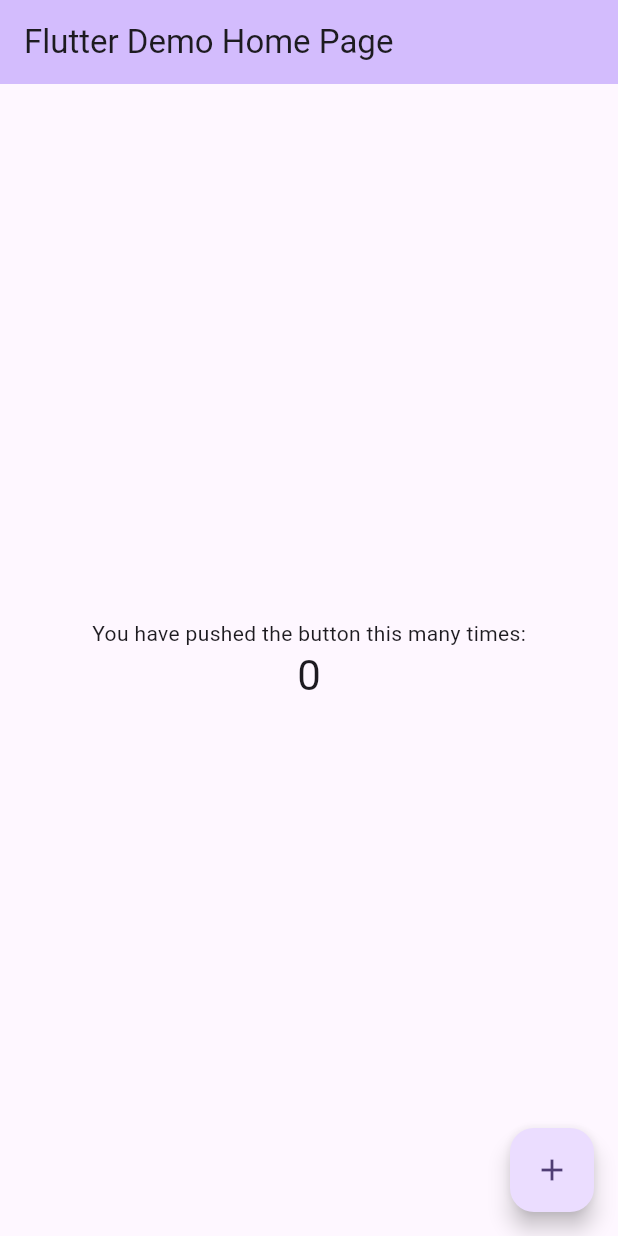
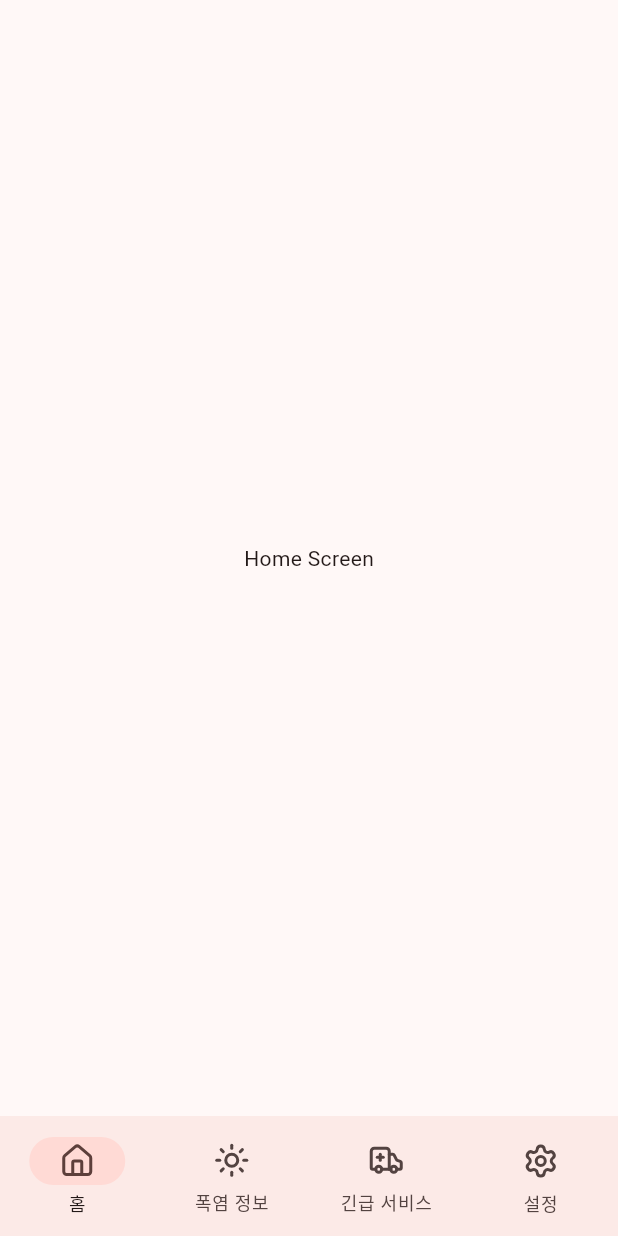
Before and after one commit to kauProjectX/dwph9988-client, a Flutter app: the screen it shows after launch, on a phone screen of 412 x 824 dp. Run offline on Flutter 3.47's test engine with Material 3 defaults, Android fonts, the phone set to English and light mode, and no system bars; our stand-ins replace lucide_icons_flutter.

```diff
--- a/lib/main.dart
+++ b/lib/main.dart
@@ -1,3 +1,4 @@
+import 'package:dwph9988/screens/app_screen.dart';
 import 'package:flutter/material.dart';
 
 void main() {
@@ -13,113 +14,10 @@ class MyApp extends StatelessWidget {
     return MaterialApp(
       title: 'Flutter Demo',
       theme: ThemeData(
-        // This is the theme of your application.
-        //
-        // TRY THIS: Try running your application with "flutter run". You'll see
-        // the application has a purple toolbar. Then, without quitting the app,
-        // try changing the seedColor in the colorScheme below to Colors.green
-        // and then invoke "hot reload" (save your changes or press the "hot
-        // reload" button in a Flutter-supported IDE, or press "r" if you used
-        // the command line to start the app).
-        //
-        // Notice that the counter didn't reset back to zero; the application
-        // state is not lost during the reload. To reset the state, use hot
-        // restart instead.
-        //
-        // This works for code too, not just values: Most code changes can be
-        // tested with just a hot reload.
-        colorScheme: ColorScheme.fromSeed(seedColor: Colors.deepPurple),
+        colorScheme: ColorScheme.fromSeed(seedColor: Colors.red),
         useMaterial3: true,
       ),
-      home: const MyHomePage(title: 'Flutter Demo Home Page'),
+      home: const AppScreen(),
     );
   }
 }
-
-class MyHomePage extends StatefulWidget {
-  const MyHomePage({super.key, required this.title});
-
-  // This widget is the home page of your application. It is stateful, meaning
-  // that it has a State object (defined below) that contains fields that affect
-  // how it looks.
-
-  // This class is the configuration for the state. It holds the values (in this
-  // case the title) provided by the parent (in this case the App widget) and
-  // used by the build method of the State. Fields in a Widget subclass are
-  // always marked "final".
-
-  final String title;
-
-  @override
-  State<MyHomePage> createState() => _MyHomePageState();
-}
-
-class _MyHomePageState extends State<MyHomePage> {
-  int _counter = 0;
-
-  void _incrementCounter() {
-    setState(() {
-      // This call to setState tells the Flutter framework that something has
-      // changed in this State, which causes it to rerun the build method below
-      // so that the display can reflect the updated values. If we changed
-      // _counter without calling setState(), then the build method would not be
-      // called again, and so nothing would appear to happen.
-      _counter++;
-    });
-  }
-
-  @override
-  Widget build(BuildContext context) {
-    // This method is rerun every time setState is called, for instance as done
-    // by the _incrementCounter method above.
-    //
-    // The Flutter framework has been optimized to make rerunning build methods
-    // fast, so that you can just rebuild anything that needs updating rather
-    // than having to individually change instances of widgets.
-    return Scaffold(
-      appBar: AppBar(
-        // TRY THIS: Try changing the color here to a specific color (to
-        // Colors.amber, perhaps?) and trigger a hot reload to see the AppBar
-        // change color while the other colors stay the same.
-        backgroundColor: Theme.of(context).colorScheme.inversePrimary,
-        // Here we take the value from the MyHomePage object that was created by
-        // the App.build method, and use it to set our appbar title.
-        title: Text(widget.title),
-      ),
-      body: Center(
-        // Center is a layout widget. It takes a single child and positions it
-        // in the middle of the parent.
-        child: Column(
-          // Column is also a layout widget. It takes a list of children and
-          // arranges them vertically. By default, it sizes itself to fit its
-          // children horizontally, and tries to be as tall as its parent.
-          //
-          // Column has various properties to control how it sizes itself and
-          // how it positions its children. Here we use mainAxisAlignment to
-          // center the children vertically; the main axis here is the vertical
-          // axis because Columns are vertical (the cross axis would be
-          // horizontal).
-          //
-          // TRY THIS: Invoke "debug painting" (choose the "Toggle Debug Paint"
-          // action in the IDE, or press "p" in the console), to see the
-          // wireframe for each widget.
-          mainAxisAlignment: MainAxisAlignment.center,
-          children: <Widget>[
-            const Text(
-              'You have pushed the button this many times:',
-            ),
-            Text(
-              '$_counter',
-              style: Theme.of(context).textTheme.headlineMedium,
-            ),
-          ],
-        ),
-      ),
-      floatingActionButton: FloatingActionButton(
-        onPressed: _incrementCounter,
-        tooltip: 'Increment',
-        child: const Icon(Icons.add),
-      ), // This trailing comma makes auto-formatting nicer for build methods.
-    );
-  }
-}
--- /dev/null
+++ b/lib/screens/app_screen.dart
@@ -0,0 +1,74 @@
+import 'package:flutter/material.dart';
+import 'package:flutter/services.dart';
+import 'package:lucide_icons_flutter/lucide_icons.dart';
+
+import 'emergency_screen.dart';
+import 'heat_info_screen.dart';
+import 'home_screen.dart';
+import 'settings_screen.dart';
+
+class AppScreen extends StatefulWidget {
+  const AppScreen({super.key});
+
+  @override
+  State<AppScreen> createState() => _AppScreenState();
+}
+
+class _AppScreenState extends State<AppScreen> {
+  int _screenIndex = 0;
+
+  final List<Widget> _screenList = [
+    const HomeScreen(),
+    Container(),
+    Container(),
+    Container(),
+  ];
+
+  @override
+  Widget build(BuildContext context) {
+    return DefaultTabController(
+      length: 4,
+      child: Scaffold(
+        body: IndexedStack(
+          index: _screenIndex,
+          children: _screenList,
+        ),
+        bottomNavigationBar: NavigationBar(
+          selectedIndex: _screenIndex,
+          onDestinationSelected: (value) {
+            if (_screenList[value] is Container) {
+              if (value == 1) {
+                _screenList[value] = const HeatInfoScreen();
+              } else if (value == 2) {
+                _screenList[value] = const EmergencyScreen();
+              } else if (value == 3) {
+                _screenList[value] = const SettingsScreen();
+              }
+            }
+
+            HapticFeedback.mediumImpact();
+            setState(() => _screenIndex = value);
+          },
+          destinations: const [
+            NavigationDestination(
+              icon: Icon(LucideIcons.house),
+              label: '홈',
+            ),
+            NavigationDestination(
+              icon: Icon(LucideIcons.sun),
+              label: '폭염 정보',
+            ),
+            NavigationDestination(
+              icon: Icon(LucideIcons.ambulance),
+              label: '긴급 서비스',
+            ),
+            NavigationDestination(
+              icon: Icon(LucideIcons.settings),
+              label: '설정',
+            ),
+          ],
+        ),
+      ),
+    );
+  }
+}
--- /dev/null
+++ b/lib/screens/home_screen.dart
@@ -0,0 +1,16 @@
+import 'package:flutter/material.dart';
+
+class HomeScreen extends StatelessWidget {
+  const HomeScreen({Key? key}) : super(key: key);
+
+  @override
+  Widget build(BuildContext context) {
+    return const Scaffold(
+      body: SafeArea(
+        child: Center(
+          child: Text('Home Screen'),
+        ),
+      ),
+    );
+  }
+}
--- a/pubspec.yaml
+++ b/pubspec.yaml
@@ -35,6 +35,8 @@ dependencies:
   # The following adds the Cupertino Icons font to your application.
   # Use with the CupertinoIcons class for iOS style icons.
   cupertino_icons: ^1.0.8
+  get: ^4.6.6
+  lucide_icons_flutter: ^1.2.0
 
 dev_dependencies:
   flutter_test:
```
Also changed, not shown: lib/screens/emergency_screen.dart (added, +16 -0 lines), lib/screens/heat_info_screen.dart (added, +16 -0 lines), lib/screens/settings_screen.dart (added, +16 -0 lines), pubspec.lock.
